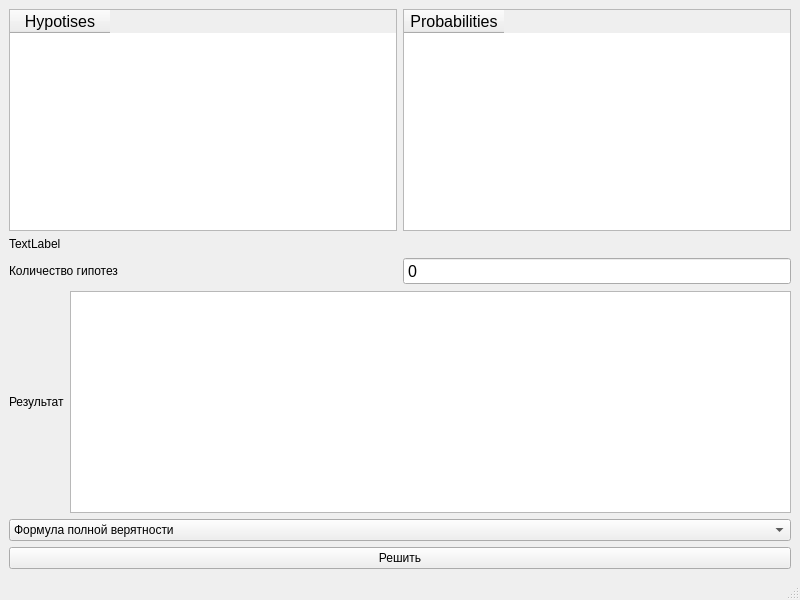
Qt form LR2_task4/ui.ui (DedZinoviy/terver_lab2_task4_v1) before a commit.
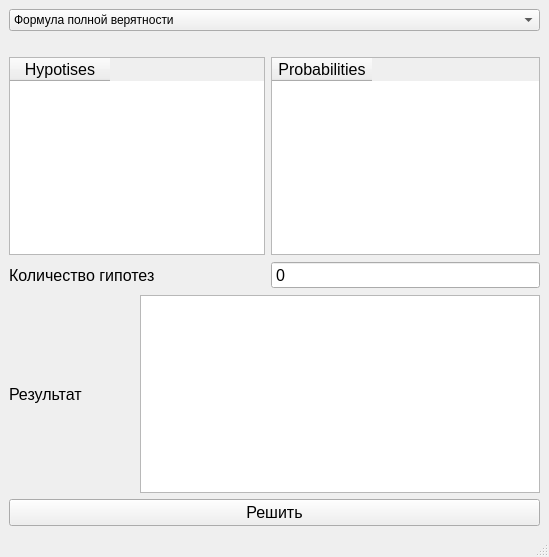
The same form after that commit.

Patch:
```diff
--- a/LR2_task4/ui.ui
+++ b/LR2_task4/ui.ui
@@ -6,20 +6,42 @@
    <rect>
     <x>0</x>
     <y>0</y>
-    <width>800</width>
-    <height>600</height>
+    <width>549</width>
+    <height>557</height>
    </rect>
   </property>
   <property name="windowTitle">
    <string>Full Prabability &amp; Bayes Formula</string>
   </property>
   <widget class="QWidget" name="centralwidget">
-   <layout class="QGridLayout" name="gridLayout">
-    <item row="0" column="0">
      <layout class="QVBoxLayout" name="verticalLayout">
       <item>
-       <layout class="QHBoxLayout" name="horizontalLayout_3">
+     <widget class="QComboBox" name="comboBox">
         <item>
+       <property name="text">
+        <string>Формула полной верятности</string>
+       </property>
+      </item>
+      <item>
+       <property name="text">
+        <string>Формула Бейеса</string>
+       </property>
+      </item>
+     </widget>
+    </item>
+    <item>
+     <widget class="QLabel" name="formulaLabel">
+      <property name="text">
+       <string/>
+      </property>
+      <property name="alignment">
+       <set>Qt::AlignCenter</set>
+      </property>
+     </widget>
+    </item>
+    <item>
+     <layout class="QGridLayout" name="gridLayout">
+      <item row="0" column="0" colspan="2">
          <widget class="QTableWidget" name="neededHypotises">
           <property name="font">
            <font>
@@ -33,7 +55,7 @@
           </column>
          </widget>
         </item>
-        <item>
+      <item row="0" column="2">
          <widget class="QTableWidget" name="probability">
           <property name="font">
            <font>
@@ -47,25 +69,19 @@
           </column>
          </widget>
         </item>
-       </layout>
-      </item>
-      <item>
-       <widget class="QLabel" name="formulaLabel">
-        <property name="text">
-         <string>TextLabel</string>
-        </property>
-       </widget>
-      </item>
-      <item>
-       <layout class="QHBoxLayout" name="horizontalLayout_2">
-        <item>
+      <item row="1" column="0" colspan="2">
          <widget class="QLabel" name="numberLabel">
+        <property name="font">
+         <font>
+          <pointsize>12</pointsize>
+         </font>
+        </property>
           <property name="text">
            <string>Количество гипотез</string>
           </property>
          </widget>
         </item>
-        <item>
+      <item row="1" column="2">
          <widget class="QSpinBox" name="spinBox">
           <property name="font">
            <font>
@@ -77,18 +93,19 @@
           </property>
          </widget>
         </item>
-       </layout>
-      </item>
-      <item>
-       <layout class="QHBoxLayout" name="horizontalLayout">
-        <item>
+      <item row="2" column="0">
          <widget class="QLabel" name="resultLabel">
+        <property name="font">
+         <font>
+          <pointsize>12</pointsize>
+         </font>
+        </property>
           <property name="text">
            <string>Результат</string>
           </property>
          </widget>
         </item>
-        <item>
+      <item row="2" column="1" colspan="2">
          <widget class="QTextEdit" name="textEdit">
           <property name="font">
            <font>
@@ -109,30 +126,19 @@
         </item>
        </layout>
       </item>
-      <item>
-       <widget class="QComboBox" name="comboBox">
-        <item>
-         <property name="text">
-          <string>Формула полной верятности</string>
-         </property>
-        </item>
-        <item>
-         <property name="text">
-          <string>Формула Бейеса</string>
-         </property>
-        </item>
-       </widget>
-      </item>
       <item>
        <widget class="QPushButton" name="solveButton">
+      <property name="font">
+       <font>
+        <pointsize>12</pointsize>
+       </font>
+      </property>
         <property name="text">
          <string>Решить</string>
         </property>
        </widget>
       </item>
      </layout>
-    </item>
-   </layout>
   </widget>
   <widget class="QMenuBar" name="menubar">
    <property name="geometry">
```
Left out of the diff: 4 changed lines with no effect on the pictures. Lines whose indentation alone changed are shown as unchanged.
